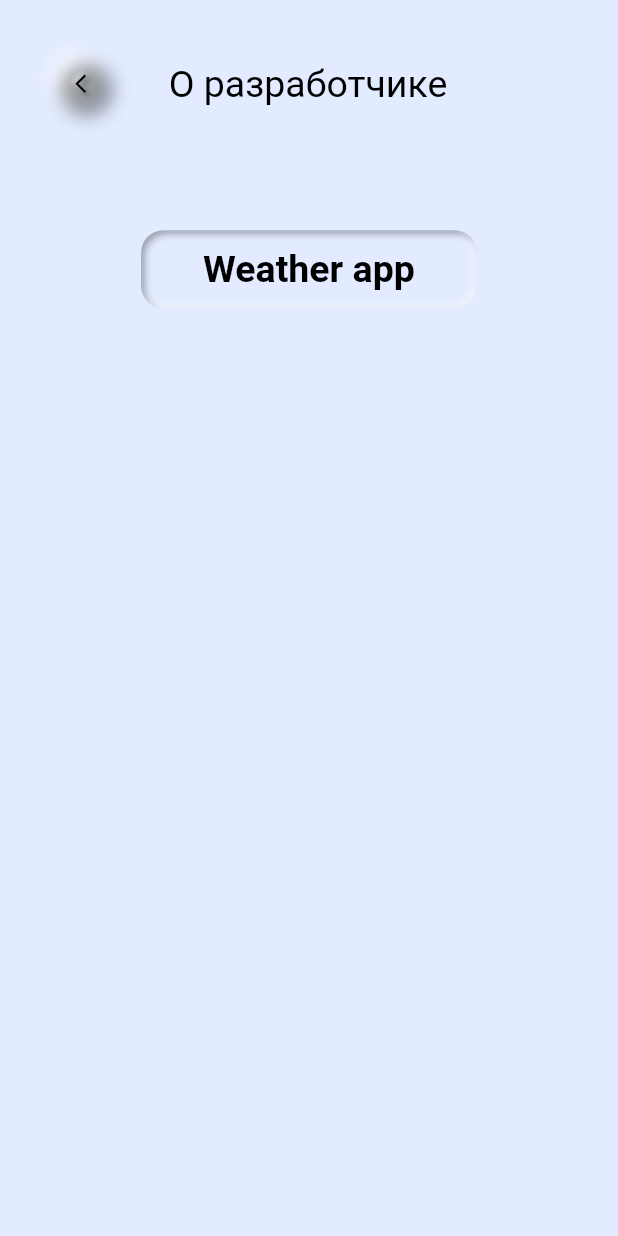
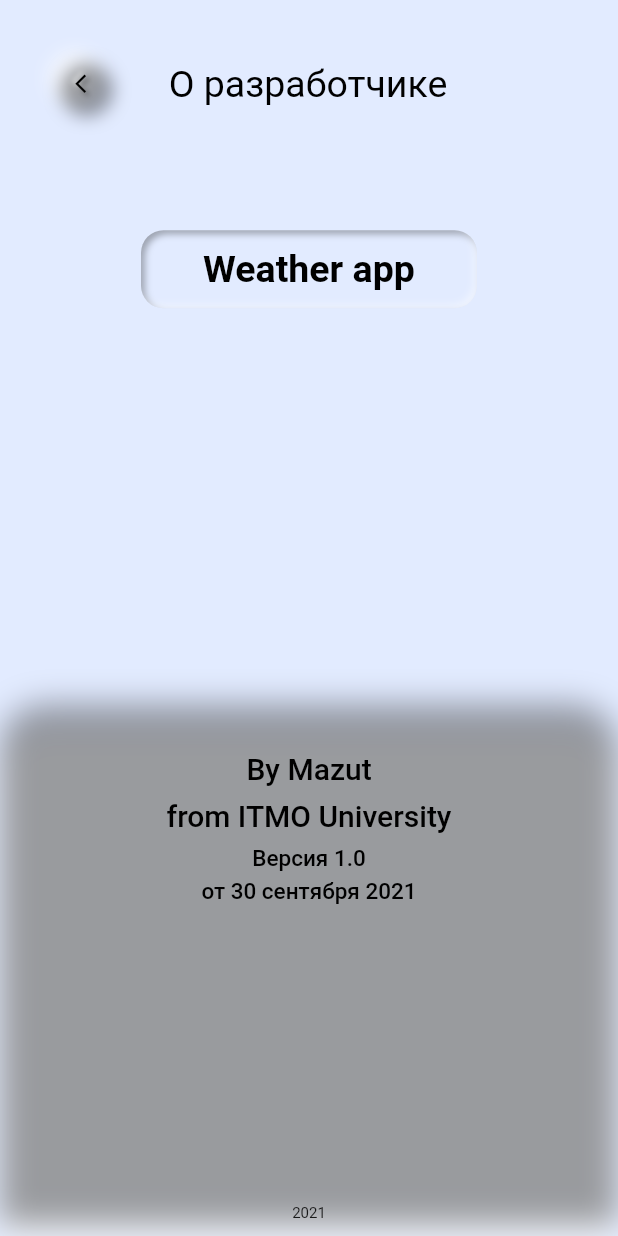
Before and after one commit to magsut/MobileDev, a Flutter app: the AboutApp screen opened directly, on a phone screen of 412 x 824 dp. Run offline on Flutter 3.47's test engine with Material 2 defaults, Android fonts, the phone set to English and light mode, and no system bars; drawn by our look-alikes of flutter_neumorphic; our stand-ins replace card_swiper; missing offline and left inert: expandable_bottom_sheet.

Commit message:
Add Api query and something else

```diff
--- /dev/null
+++ b/lib/Weather.dart
@@ -0,0 +1,72 @@
+class Weather {
+  late List<WeatherToTime> timeBlocks;
+  late Current current;
+  late List<DayWeather> weekForecast;
+}
+
+class Current {
+  late double temp;
+  late int humidity;
+  late int windSpeed;
+  late int pressure;
+
+  Current(
+      {required this.pressure,
+      required this.humidity,
+      required this.temp,
+      required this.windSpeed});
+
+  factory Current.fromJson(Map<String, dynamic> json) {
+    return Current(
+        pressure: json['current']['pressure'],
+        humidity: json['current']['humidity'],
+        temp: json['current']['temp'],
+        windSpeed: json['current']['wind_speed']);
+  }
+}
+
+class WeatherToTime {
+  late String time;
+  late String image;
+  late String temperature;
+
+  WeatherToTime(
+      {required this.time, required this.image, required this.temperature});
+
+  factory WeatherToTime.fromJson(Map<String, dynamic> json) {
+    return WeatherToTime(
+        time: json['dt'],
+        image: json['weather']['main'],
+        temperature: json['temp']);
+  }
+}
+
+class DayWeather {
+  late String day;
+  late String image;
+  late int maxTemperature;
+  late int minTemperature;
+  late int speed;
+  late int humidity;
+  late int pressure;
+
+  DayWeather(
+      {required this.day,
+      required this.image,
+      required this.maxTemperature,
+      required this.minTemperature,
+      required this.speed,
+      required this.humidity,
+      required this.pressure});
+
+  factory DayWeather.fromJson(Map<String, dynamic> json) {
+    return DayWeather(
+        day: json['dt'],
+        image: json['weather']['main'],
+        minTemperature: json['temp']['min'],
+        maxTemperature: json['temp']['max'],
+        speed: json['wind_speed'],
+        humidity: json['humidity'],
+        pressure: json['pressure']);
+  }
+}
--- a/lib/aboutApp.dart
+++ b/lib/aboutApp.dart
@@ -16,6 +16,9 @@ class AboutApp extends StatelessWidget {
           ),
           Column(
             crossAxisAlignment: CrossAxisAlignment.start,
+            mainAxisAlignment: MainAxisAlignment.spaceBetween,
+            children: [
+              Column(
                 children: [
                   Padding(
                     padding: EdgeInsets.only(left: 28.5, top: 38.5),
@@ -39,7 +42,7 @@ class AboutApp extends StatelessWidget {
                           ),
                         ),
                         Padding(
-                      padding: const EdgeInsets.only(left : 33.0),
+                          padding: const EdgeInsets.only(left: 33.0),
                           child: Text(
                             'О разработчике',
                             style: TextStyle(
@@ -74,21 +77,97 @@ class AboutApp extends StatelessWidget {
                         style: NeumorphicStyle(
                           depth: -5,
                           color: Colors.transparent,
-                      boxShape: NeumorphicBoxShape.roundRect(BorderRadius.circular(15)),
+                          boxShape: NeumorphicBoxShape.roundRect(
+                              BorderRadius.circular(15)),
                         ),
                       ),
                     ),
                   ),
+                ],
+              ),
               Neumorphic(
                 child: Container(
-                  decoration: BoxDecoration(
-                    borderRadius: BorderRadius.only(
-                      topLeft: Radius.circular(20),
-                      topRight: Radius.circular(20),
+                  height: 346,
+                  width: double.infinity,
+                  child: Column(
+                    crossAxisAlignment: CrossAxisAlignment.start,
+                    children: [
+                      Center(
+                        child: Padding(
+                          padding: const EdgeInsets.only(top: 23),
+                          child: Text(
+                            "By Mazut",
+                            style: TextStyle(
+                              color: Colors.black,
+                              fontSize: 20,
+                              fontWeight: FontWeight.w500,
                             ),
-                    color: Color(0xFFE2EBFF),
                           ),
-                  color: Color(0xffE2EBFF),
+                        ),
+                      ),
+                      Center(
+                        child: Padding(
+                          padding: const EdgeInsets.only(top: 8),
+                          child: Text(
+                            "from ITMO University",
+                            style: TextStyle(
+                              color: Colors.black,
+                              fontSize: 20,
+                              fontWeight: FontWeight.w500,
+                            ),
+                          ),
+                        ),
+                      ),
+                      Center(
+                        child: Padding(
+                          padding: const EdgeInsets.only(top: 8),
+                          child: Text(
+                            "Версия 1.0",
+                            style: TextStyle(
+                              color: Colors.black,
+                              fontSize: 15,
+                              fontWeight: FontWeight.w500,
+                            ),
+                          ),
+                        ),
+                      ),
+                      Center(
+                        child: Padding(
+                          padding: const EdgeInsets.only(top: 4),
+                          child: Text(
+                            "от 30 сентября 2021",
+                            style: TextStyle(
+                              color: Colors.black,
+                              fontSize: 15,
+                              fontWeight: FontWeight.w500,
+                            ),
+                          ),
+                        ),
+                      ),
+                      Center(
+                        child: Padding(
+                          padding: const EdgeInsets.only(top: 200),
+                          child: Text(
+                            "2021",
+                            style: TextStyle(
+                              fontSize: 10
+                            ),
+                          ),
+                        ),
+                      )
+                    ],
+                  ),
+                ),
+                style: NeumorphicStyle(
+                  depth: 15,
+                  color: Colors.transparent,
+                  lightSource: LightSource.bottom,
+                  boxShape: NeumorphicBoxShape.roundRect(
+                    BorderRadius.only(
+                      topLeft: Radius.circular(30),
+                      topRight: Radius.circular(30),
+                    ),
+                  ),
                 ),
               )
             ],
--- a/lib/main.dart
+++ b/lib/main.dart
@@ -1,15 +1,20 @@
-import 'dart:developer';
+
 import 'package:expandable_bottom_sheet/expandable_bottom_sheet.dart';
 import 'package:flutter/cupertino.dart';
 import 'package:flutter/material.dart';
+import 'package:flutter_app/WeeklyForecast.dart';
 import 'package:flutter_app/aboutApp.dart';
 import 'package:flutter_app/favorites.dart';
 import 'package:flutter_app/search.dart';
 import 'package:flutter_app/settings.dart';
 import 'package:flutter_neumorphic/flutter_neumorphic.dart';
-import 'dart:math' hide log;
+import 'package:intl/date_symbol_data_local.dart';
+import 'package:intl/intl.dart';
+
+import 'DayForecast.dart';
 
 void main() {
+  initializeDateFormatting('ru', null);
   runApp(MyApp());
 }
 
@@ -34,6 +39,7 @@ class MyHomePage extends StatefulWidget {
 
 class _MyHomePageState extends State<MyHomePage> {
   bool barOpen = false;
+  var date = DateFormat.yMMMd('ru').format(DateTime.now());
 
   @override
   Widget build(BuildContext context) {
@@ -75,7 +81,11 @@ class _MyHomePageState extends State<MyHomePage> {
           ),
         ),
         body: Builder(builder: (context) {
-          return Stack(children: [
+          return LimitedBox(
+            maxHeight: MediaQuery.of(context).size.height * .2,
+            child: ExpandableBottomSheet(
+              background: Stack(
+                children: [
                   Container(
                     width: double.infinity,
                     height: double.infinity,
@@ -84,9 +94,6 @@ class _MyHomePageState extends State<MyHomePage> {
                       fit: BoxFit.fill,
                     ),
                   ),
-            Column(
-              mainAxisAlignment: MainAxisAlignment.spaceBetween,
-              children: [
                   AnimatedPadding(
                     duration: Duration(milliseconds: 500),
                     padding: const EdgeInsets.only(left: 8, top: 20.0, right: 8),
@@ -157,7 +164,7 @@ class _MyHomePageState extends State<MyHomePage> {
                         Visibility(
                           visible: !barOpen,
                           child: Text(
-                          '16 октября 2021',
+                            date,
                             style: TextStyle(
                               color: Colors.white,
                               fontSize: 20,
@@ -177,9 +184,8 @@ class _MyHomePageState extends State<MyHomePage> {
                       ],
                     ),
                   ),
-                LimitedBox(
-                  maxHeight: MediaQuery.of(context).size.height * .7 + 40,
-                  child: ExpandableBottomSheet(
+                ],
+              ),
                 onIsContractedCallback: () {
                   setState(() {
                     barOpen = false;
@@ -193,7 +199,8 @@ class _MyHomePageState extends State<MyHomePage> {
                   print(barOpen);
                 },
                 enableToggle: true,
-                      persistentContentHeight: 250,
+                persistentContentHeight: 300,
+
                 persistentHeader: Container(
                   decoration: BoxDecoration(
                     borderRadius: BorderRadius.only(
@@ -232,7 +239,7 @@ class _MyHomePageState extends State<MyHomePage> {
                   Container(
                     color: Color(0xFFE2EBFF),
                     width: MediaQuery.of(context).size.width,
-                          height: MediaQuery.of(context).size.height * .7,
+                    height: MediaQuery.of(context).size.height * .6,
                   ),
                   Column(
                     children: [
@@ -241,7 +248,7 @@ class _MyHomePageState extends State<MyHomePage> {
                         child: Padding(
                           padding: const EdgeInsets.all(8.0),
                           child: Text(
-                                  '16 октября 2021',
+                            date,
                             style: TextStyle(
                               color: Colors.black,
                               fontSize: 17,
@@ -277,11 +284,21 @@ class _MyHomePageState extends State<MyHomePage> {
                       Visibility(
                         visible: !barOpen,
                         child: Container(
-                                width: 161,
                           height: 35,
                           child: Center(
                             child: RaisedButton(
-                                    onPressed: () {},
+                              onPressed: () {
+                                List<DayForecast> days = [
+                                  new DayForecast(image: "assets/sun.png",temperature: 8,day: "22 сентября",humidity: 87,pressure: 761, speed: 9,),
+                                  new DayForecast(image: "assets/sun.png",temperature: 8,day: "23 сентября",humidity: 87,pressure: 761, speed: 9,),
+                                  new DayForecast(image: "assets/sun.png",temperature: 8,day: "24 сентября",humidity: 87,pressure: 761, speed: 9,),
+                                  new DayForecast(image: "assets/sun.png",temperature: 8,day: "25 сентября",humidity: 87,pressure: 761, speed: 9,),
+                                  new DayForecast(image: "assets/sun.png",temperature: 8,day: "26 сентября",humidity: 87,pressure: 761, speed: 9,),
+                                  new DayForecast(image: "assets/sun.png",temperature: 8,day: "27 сентября",humidity: 87,pressure: 761, speed: 9,),
+                                  new DayForecast(image: "assets/sun.png",temperature: 8,day: "28 сентября",humidity: 87,pressure: 761, speed: 9,)
+                                ];
+                                Navigator.of(context).push(MaterialPageRoute(builder: (_) => WeeklyForecast(days: days,)));
+                                },
                               child: Text(
                                 "Прогноз на неделю",
                                 style: TextStyle(
@@ -502,11 +519,8 @@ class _MyHomePageState extends State<MyHomePage> {
                     ],
                   ),
                 ]),
-                      background: Container()),
-                )
-              ],
-            )
-          ]);
+            ),
+          );
         }),
       ),
     );
```
Also changed, not shown: lib/ApiFunc.dart (added, +42 -0 lines), lib/DayForecast.dart (added, +181 -0 lines), lib/WeeklyForecast.dart (added, +70 -0 lines), lib/favorites.dart (+52 -1 lines), lib/search.dart (line endings or trailing spaces), lib/settings.dart (line endings or trailing spaces). Lines whose indentation alone changed are shown as unchanged.
